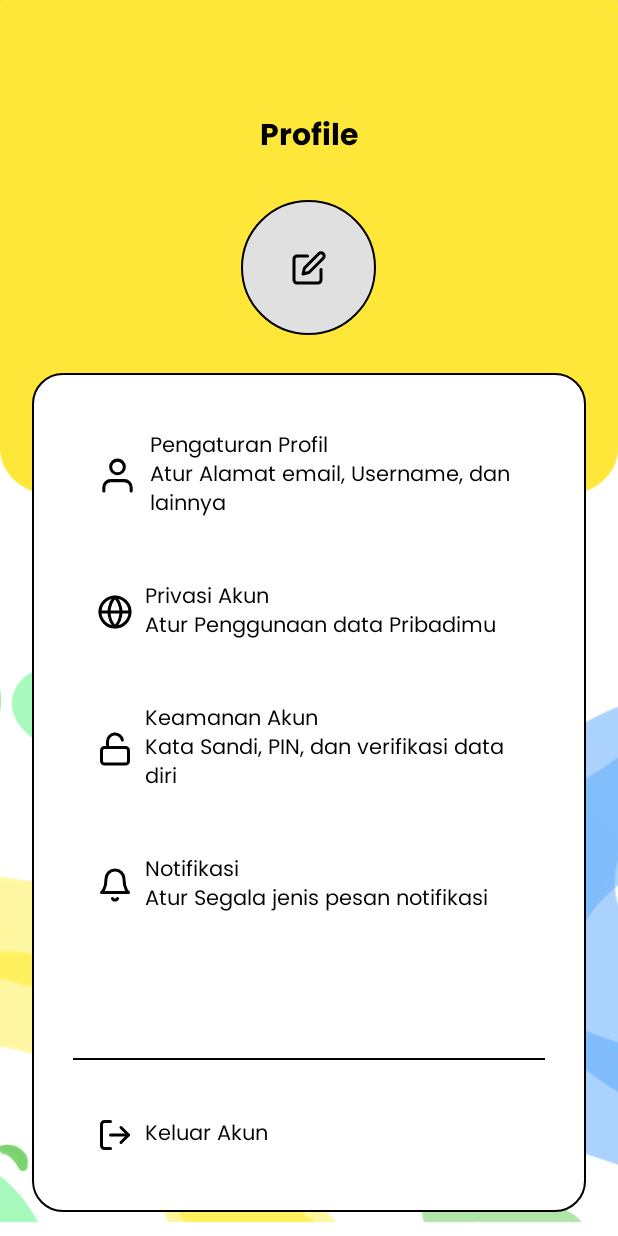
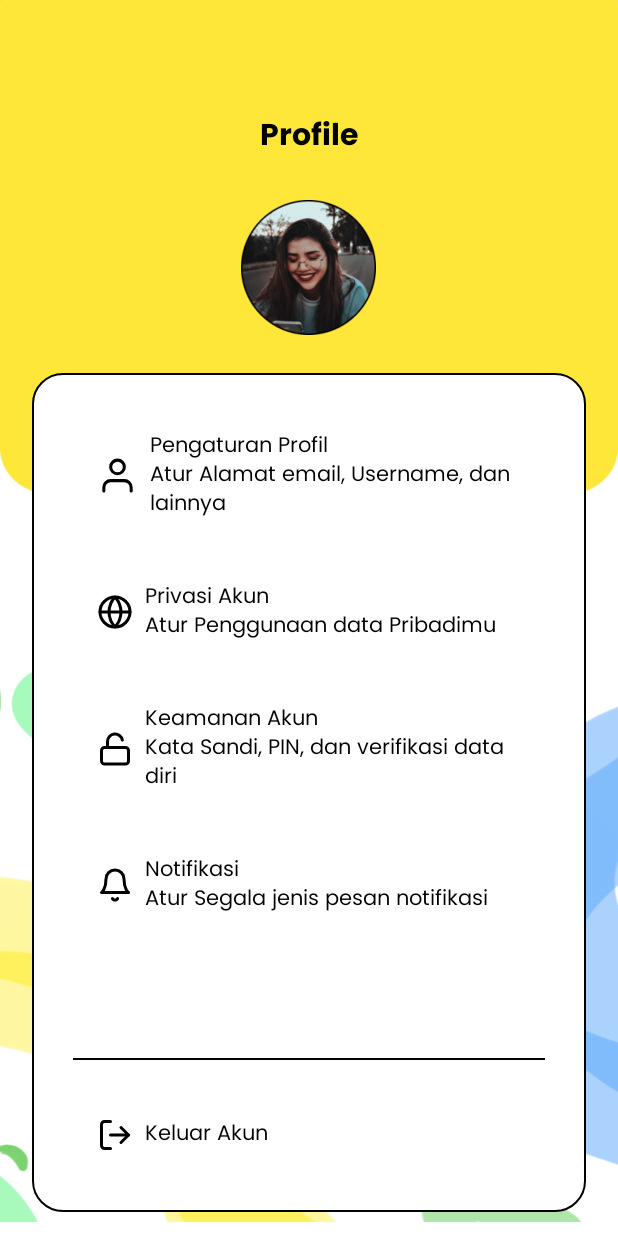
Before and after one commit to NVG-064/Wetivity, an Android app: the layout activity_profile.xml on its own in the app's theme, with its tools: preview values and no code run, on a phone screen of 412 x 824 dp. Run offline under Robolectric (Android 15) with nearby library versions, the phone set to English and light mode, and no system bars.

Commit message:
Edit page profile, forgotpass and recommendation

```diff
--- a/app/src/main/res/drawable/photo_profile.xml
+++ /dev/null
@@ -1,6 +0,0 @@
-<?xml version="1.0" encoding="utf-8"?>
-<shape xmlns:android="http://schemas.android.com/apk/res/android"
-    android:shape="oval">
-    <stroke android:width="1dp" android:color="@color/black"/>
-    <solid android:color="#E0E0E0"/>
-</shape>
--- a/app/src/main/res/layout/activity_forgotpass.xml
+++ b/app/src/main/res/layout/activity_forgotpass.xml
@@ -41,7 +41,7 @@
             android:layout_width="300dp"
             android:layout_height="50dp"
             android:hint="Email"
-            android:textColorHint="@color/black"
+            android:textColorHint="@color/grey"
             android:textSize="15sp"
             android:textColor="@color/black"
             android:fontFamily="@font/poppins_medium"
--- a/app/src/main/res/layout/activity_forgotpass2.xml
+++ b/app/src/main/res/layout/activity_forgotpass2.xml
@@ -42,7 +42,7 @@
             android:layout_height="50dp"
             android:hint="Password"
             android:inputType="textPassword"
-            android:textColorHint="@color/black"
+            android:textColorHint="@color/grey"
             android:textSize="15sp"
             android:textColor="@color/black"
             android:fontFamily="@font/poppins_medium"
@@ -62,7 +62,7 @@
             android:inputType="textPassword"
             android:paddingLeft="20dp"
             android:textColor="@color/black"
-            android:textColorHint="@color/black"
+            android:textColorHint="@color/grey"
             android:textSize="15sp" />
         <androidx.appcompat.widget.AppCompatButton
             android:layout_width="300dp"
--- a/app/src/main/res/layout/activity_profile.xml
+++ b/app/src/main/res/layout/activity_profile.xml
@@ -26,8 +26,7 @@
         android:layout_below="@id/header_title"
         android:layout_marginTop="24dp"
         android:layout_centerHorizontal="true"
-        android:background="@drawable/photo_profile"
-        android:src="@drawable/btn_edit"
+        android:background="@drawable/profile_photo"
         android:contentDescription="To update user photo profile" />
 
     <LinearLayout
--- a/app/src/main/res/layout/activity_recommendation.xml
+++ b/app/src/main/res/layout/activity_recommendation.xml
@@ -339,5 +339,4 @@
         tools:layout_editor_absoluteX="24dp"
         android:fontFamily="@font/poppins_medium"/>
 
-
 </LinearLayout>
```
Also changed, not shown: app/src/main/res/drawable/profile_photo.png (added).
